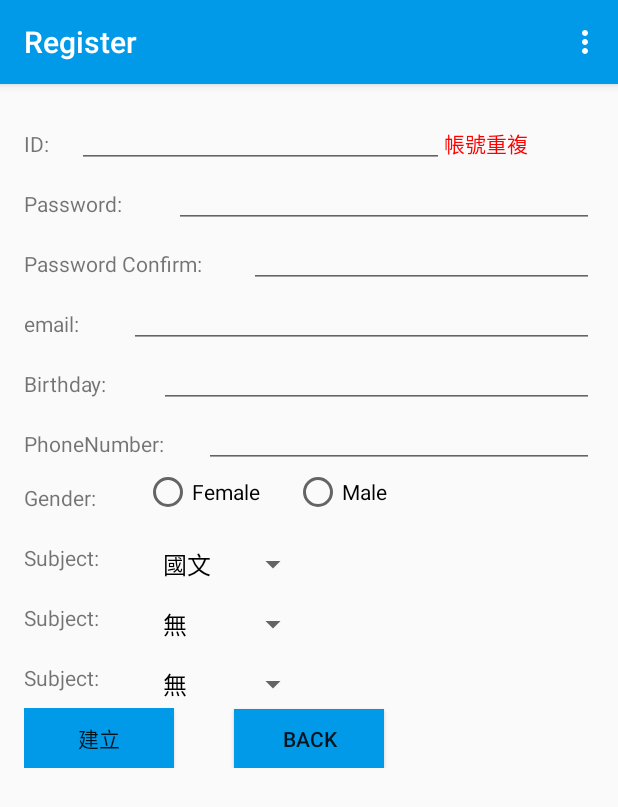
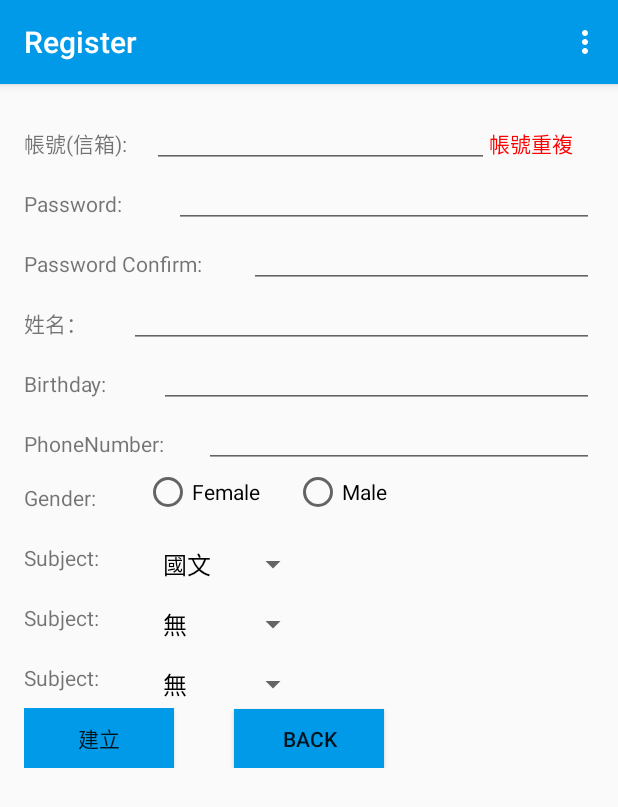
Before and after one commit to a9015633256/ProjectCP101005, an Android app: the fragment RegisterFragment placed in its activity, after a tap on "建立", on a phone screen of 412 x 824 dp. Shown: the top 807 px of the screen. Run offline under Robolectric (Android 15) with nearby library versions, the phone set to English and light mode, and no system bars; 3 statements that could not run were skipped.

Commit message:
註冊 ＩＤ->帳號（信箱） email->姓名

```diff
--- a/app/src/main/java/com/example/yangwensing/myapplication/login/RegisterFragment.java
+++ b/app/src/main/java/com/example/yangwensing/myapplication/login/RegisterFragment.java
@@ -37,8 +37,6 @@ import com.google.gson.reflect.TypeToken;
 import java.lang.reflect.Type;
 import java.util.List;
 
-import static com.example.yangwensing.myapplication.main.Common.networkConnected;
-
 /**
  * Created by nameless on 2018/4/16.
  */
@@ -64,7 +62,7 @@ public class RegisterFragment extends Fragment {
 
 
 
-        final EditText rgName = view.findViewById(R.id.rgName);
+        final EditText rgAccount = view.findViewById(R.id.rgAccount);
         final EditText rgPassword = view.findViewById(R.id.rgPassword);
         final EditText rgPasswordconfirm = view.findViewById(R.id.rgPasswordConfirm);
         Button btBack = view.findViewById(R.id.btBack);
@@ -73,7 +71,7 @@ public class RegisterFragment extends Fragment {
 
         final EditText rgbirthday = view.findViewById(R.id.birthday);
         final EditText rgphone = view.findViewById(R.id.PhoneNumber);
-        final EditText rgemail = view.findViewById(R.id.email);
+        final EditText rgName = view.findViewById(R.id.rgname);
         Button male = view.findViewById(R.id.rbMale);
         Button female = view.findViewById(R.id.rbFemale);
         RadioGroup rggender = view.findViewById(R.id.rgGender);
@@ -163,13 +161,13 @@ public class RegisterFragment extends Fragment {
 
 
         // 每輸入一個字就觸發一次
-        rgName.addTextChangedListener( new TextWatcher(){
+        rgAccount.addTextChangedListener( new TextWatcher(){
             @SuppressLint("ResourceAsColor")
             @Override
             public void afterTextChanged(Editable arg0) {
                 // 顯示文字內容
 //                Log.i( "test", arg0.toString() );
-                String name = rgName.getText().toString();
+                String name = rgAccount.getText().toString();
 
                 same =0;
 
@@ -209,17 +207,17 @@ public class RegisterFragment extends Fragment {
             @SuppressLint("ResourceAsColor")
             @Override
             public void onClick(View view) {
-                String name = rgName.getText().toString();
+                String account = rgAccount.getText().toString();
                 String password = rgPassword.getText().toString().trim();
                 String passwordconfirm = rgPasswordconfirm.getText().toString().trim();
-                String email = rgemail.getText().toString();
+                String name = rgName.getText().toString();
                 String birthday = rgbirthday.getText().toString();
                 int phone = Integer.valueOf(rgphone.getText().toString());
                 int gender = ggender;
 
 
                 for (int c=0; c < accounts.size();c++){
-                    if (name.equals(accounts.get(c).getAccount())){
+                    if (account.equals(accounts.get(c).getAccount())){
                         same = 1;
                         break;
                     }
@@ -232,9 +230,10 @@ public class RegisterFragment extends Fragment {
                 if (password.equals(passwordconfirm) && same == 0) {
                     JsonObject jsonObject = new JsonObject();
                     jsonObject.addProperty("action", "insert");
+                    jsonObject.addProperty("account", account);
                     jsonObject.addProperty("password", password);
+
                     jsonObject.addProperty("name", name);
-                    jsonObject.addProperty("email", email);
                     jsonObject.addProperty("phone", phone);
                     jsonObject.addProperty("gender", gender);
                     jsonObject.addProperty("birthday", birthday);
--- a/app/src/main/res/layout/fragment_teacher_register.xml
+++ b/app/src/main/res/layout/fragment_teacher_register.xml
@@ -14,21 +14,21 @@
 
         <TextView
             android:id="@+id/account"
-            android:layout_width="40dp"
+            android:layout_width="140dp"
             android:layout_height="wrap_content"
             android:layout_weight="1"
-            android:text="ID:" />
+            android:text="帳號(信箱):" />
 
         <EditText
-            android:id="@+id/rgName"
-            android:layout_width="250dp"
+            android:id="@+id/rgAccount"
+            android:layout_width="280dp"
             android:layout_height="wrap_content"
             android:layout_weight="1"
             />
         <TextView
             android:id="@+id/state"
             android:clickable="true"
-            android:layout_width="100dp"
+            android:layout_width="70dp"
             android:layout_height="wrap_content"
             android:text="帳號重複"
             android:textColor="#FF0000"/>
@@ -79,9 +79,9 @@
             android:layout_width="100dp"
             android:layout_height="wrap_content"
             android:layout_weight="1"
-            android:text="email:" />
+            android:text="姓名：" />
         <EditText
-            android:id="@+id/email"
+            android:id="@+id/rgname"
             android:layout_width="310dp"
             android:layout_height="wrap_content" />
 
```
